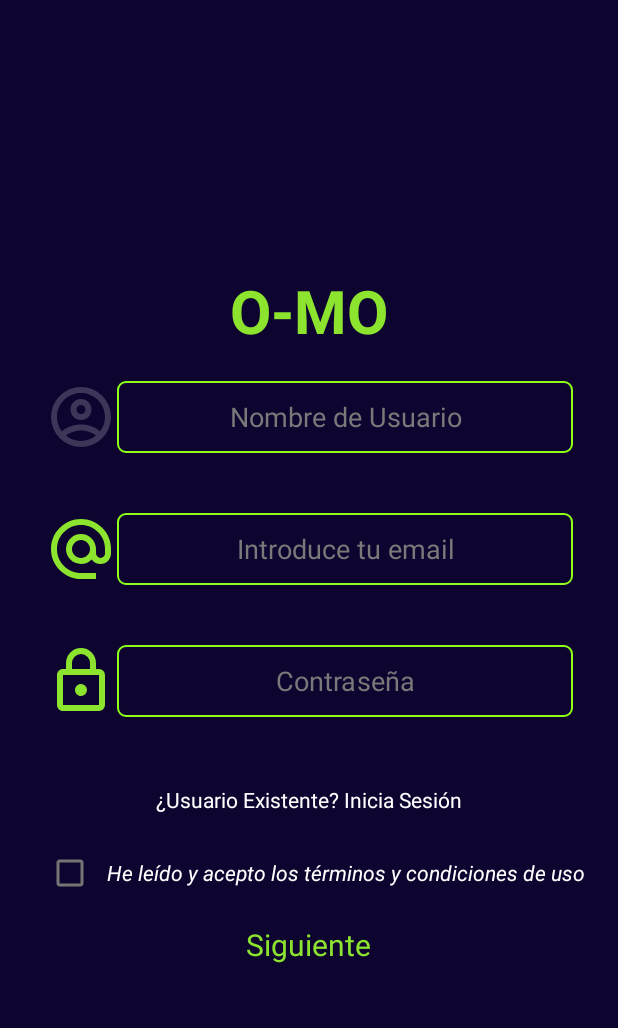
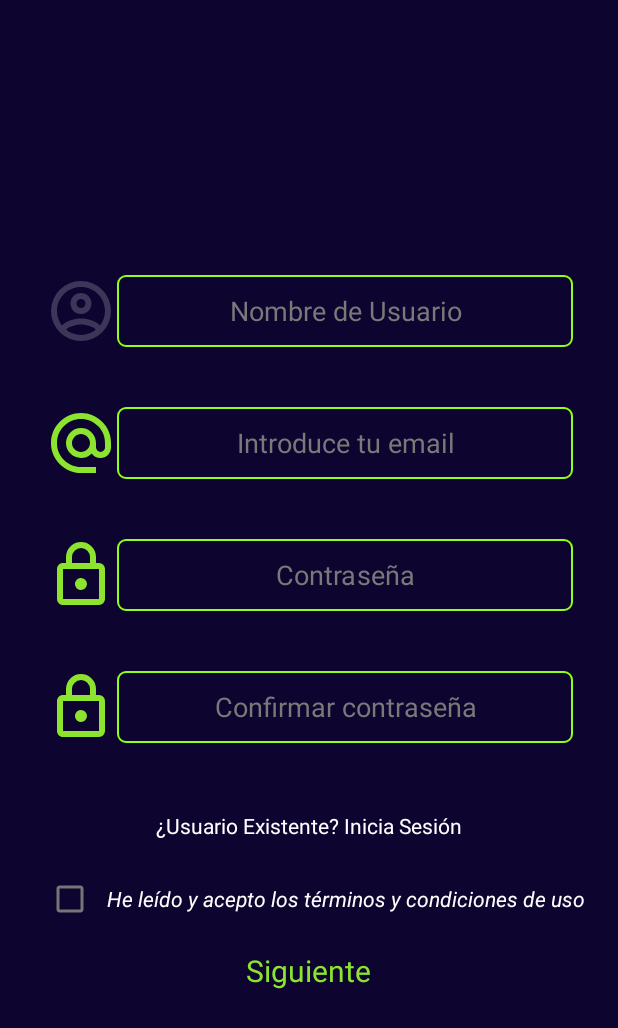
Before and after one commit to JenaroLeal/OMOapp, an Android app: the RegActivity screen opened directly, with no data from a screen before it, on a phone screen of 412 x 824 dp. Shown: the top 1028 px of the screen. Run offline under Robolectric (Android 15) with nearby library versions, the phone set to English and light mode, and no system bars; our stand-ins replace Firebase (no records; nobody signed in at launch, a user with empty details on screens opened directly).

Commit message:
Verificar contraseña

```diff
--- a/CenecApp/app/build.gradle
+++ b/CenecApp/app/build.gradle
@@ -70,4 +70,5 @@ dependencies {
 
 
 
+
 }
--- a/CenecApp/app/src/main/java/com/example/cenecapp/Log_Reg_Activity.kt
+++ b/CenecApp/app/src/main/java/com/example/cenecapp/Log_Reg_Activity.kt
@@ -21,8 +21,8 @@ class Log_Reg_Activity : AppCompatActivity() {
     override fun onStart() {
         super.onStart()
 
-        val btnInicio:TextView = findViewById<Button>(R.id.btnInicio)
-        val btnReg:TextView = findViewById<Button>(R.id.btnReg)
+        val btnInicio:Button = findViewById<Button>(R.id.btnInicio)
+        val btnReg:Button = findViewById<Button>(R.id.btnReg)
 
 
         /**
--- a/CenecApp/app/src/main/java/com/example/cenecapp/SplashScreenActivity.kt
+++ b/CenecApp/app/src/main/java/com/example/cenecapp/SplashScreenActivity.kt
@@ -6,10 +6,13 @@ import android.os.Bundle
 import android.os.Handler
 import android.os.Looper
 import android.view.WindowManager
+import com.google.firebase.auth.FirebaseAuth
+import com.google.firebase.firestore.FirebaseFirestore
 
 /**
  * Clase que lanzamos al ejecutar la app. Sirve de introducción
  */
+
 class SplashScreenActivity : AppCompatActivity() {
     override fun onCreate(savedInstanceState: Bundle?) {
         super.onCreate(savedInstanceState)
--- a/CenecApp/app/src/main/res/layout/activity_reg.xml
+++ b/CenecApp/app/src/main/res/layout/activity_reg.xml
@@ -22,18 +22,6 @@
             android:paddingLeft="10dp"
             android:paddingRight="10dp">
 
-
-            <TextView
-                android:id="@+id/app1"
-                android:layout_width="wrap_content"
-                android:layout_height="wrap_content"
-                android:layout_gravity="center_horizontal"
-                android:text="@string/nombreApp"
-                android:textSize="40sp"
-                android:textColor="@color/verdeRecluciente"
-                android:textStyle="bold">
-
-            </TextView>
             <LinearLayout
                 android:layout_width="match_parent"
                 android:layout_height="wrap_content"
@@ -106,6 +94,30 @@
                     android:inputType="textPassword" />
 
             </LinearLayout>
+            <LinearLayout
+                android:layout_width="match_parent"
+                android:layout_height="wrap_content"
+                android:orientation="horizontal"
+                android:padding="20dp">
+                <ImageView
+                    android:id="@+id/iconLlave2"
+                    android:layout_width="48dp"
+                    android:layout_height="48dp"
+                    android:background="@drawable/vectorpassword" />
+
+                <EditText
+                    android:id="@+id/campoPassword2"
+                    android:layout_width="match_parent"
+                    android:layout_height="match_parent"
+                    android:ems="10"
+                    android:background="@drawable/edittext"
+                    android:textColor="@color/white"
+                    android:textAlignment="center"
+                    android:textColorHint="@color/gris"
+                    android:hint="Confirmar contraseña"
+                    android:inputType="textPassword" />
+
+            </LinearLayout>
 
             <TextView
                 android:id="@+id/existe"
```
Also changed, not shown: CenecApp/app/src/main/java/com/example/cenecapp/RegActivity.kt (+55 -66 lines), CenecApp/app/src/main/res/layout/activity_log_reg.xml (+5 -4 lines).
